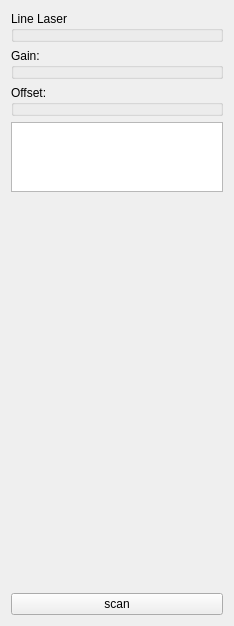
Qt form UI/_scancaliberationsection.ui (PenthiusX/BareBonesEngine) before a commit.
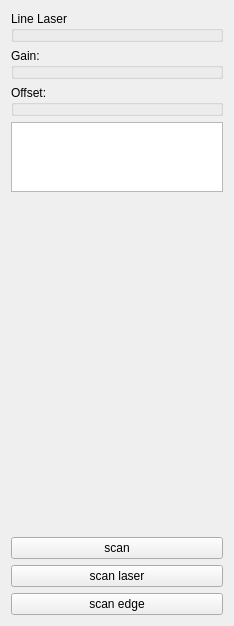
The same form after that commit. Custom widgets are drawn as their Qt base class.

Commit message: scan images and camel casing some function

The edit to the form file:
```diff
--- a/UI/_scancaliberationsection.ui
+++ b/UI/_scancaliberationsection.ui
@@ -64,6 +64,20 @@
      </property>
     </widget>
    </item>
+   <item>
+    <widget class="QPushButton" name="scan_laser_button">
+     <property name="text">
+      <string>scan laser</string>
+     </property>
+    </widget>
+   </item>
+   <item>
+    <widget class="QPushButton" name="scan_edge_buttons">
+     <property name="text">
+      <string>scan edge</string>
+     </property>
+    </widget>
+   </item>
   </layout>
  </widget>
  <customwidgets>
```
The commit also changes 9 other files.
